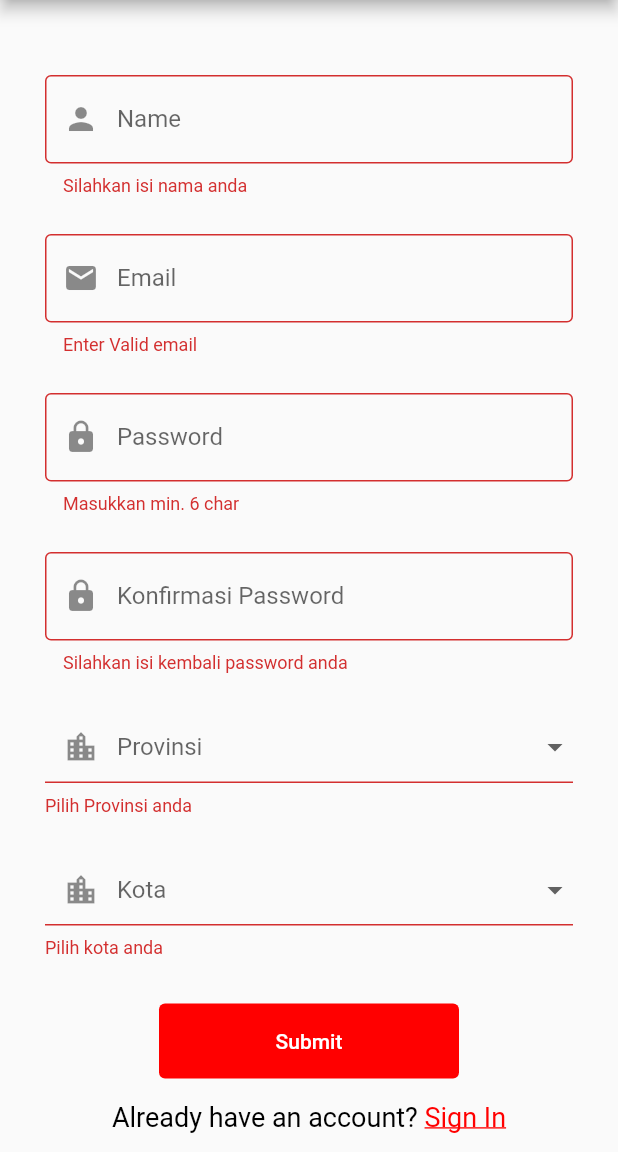
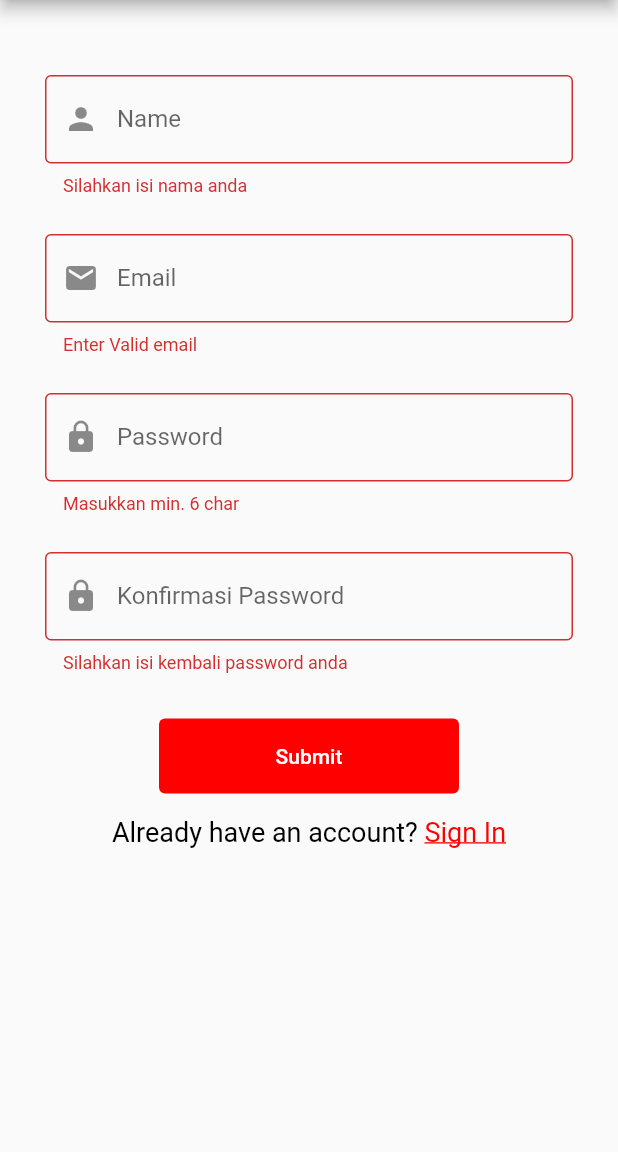
Before and after one commit to KaoriAnimu/Level-3-Project-FF, a Flutter app: the register screen opened directly with empty values, after a tap on "Submit", on a phone screen of 412 x 824 dp, the part 84-1236 px from its top. Run offline on Flutter 3.47's test engine with Material 2 defaults, Android fonts, the phone set to English and light mode, and no system bars; our stand-ins replace cloud_firestore, email_validator, file_picker, firebase_auth, firebase_core, firebase_storage and 3 more; accounts and stored records are empty.

Commit message:
Remove kota and prov

```diff
--- a/flutter_application_1/lib/SettingsPage/Informasi/informasiAkun.dart
+++ b/flutter_application_1/lib/SettingsPage/Informasi/informasiAkun.dart
@@ -65,26 +65,6 @@ class informasiAkun extends StatelessWidget {
                           padding: EdgeInsets.only(
                               left: 30.0, right: 30.0, top: 25, bottom: 0),
                           child: TextFormField(
-                            controller: controller.kotaEdit
-                              ..text = data['kota'],
-                            decoration: InputDecoration(
-                                border: OutlineInputBorder(),
-                                labelText: 'Kota',
-                                hintText: 'Masukkan Kota Anda',
-                                prefixIcon: Icon(Icons.location_city)),
-                            autovalidateMode:
-                                AutovalidateMode.onUserInteraction,
-                            validator: (value) {
-                              if (value == null || value.isEmpty) {
-                                return 'Silahkan isi Kota anda';
-                              }
-                            },
-                          ),
-                        ),
-                        Padding(
-                          padding: EdgeInsets.only(
-                              left: 30.0, right: 30.0, top: 25, bottom: 0),
-                          child: TextFormField(
                             controller: controller.email..text = user.email!,
                             keyboardType: TextInputType.multiline,
                             maxLines: null,
@@ -112,9 +92,9 @@ class informasiAkun extends StatelessWidget {
                               onPressed: () {
                                 if (_formkey.currentState!.validate()) {
                                   final datas = UserModel(
-                                      name: controller.namaEdit.text,
-                                      email: user.email!,
-                                      kota: controller.kotaEdit.text);
+                                    name: controller.namaEdit.text,
+                                    email: user.email!,
+                                  );
                                   registerController.instance
                                       .editPesan(datas, document.id);
                                 }
--- a/flutter_application_1/lib/controller/register_controller.dart
+++ b/flutter_application_1/lib/controller/register_controller.dart
@@ -8,12 +8,10 @@ class registerController extends GetxController {
 
   final email = TextEditingController();
   final nama = TextEditingController();
-  final kota = TextEditingController();
   final password = TextEditingController();
   final password2nd = TextEditingController();
 
   final namaEdit = TextEditingController();
-  final kotaEdit = TextEditingController();
 
   final userRepo = Get.put(UserRepository());
 
--- a/flutter_application_1/lib/model/user_model.dart
+++ b/flutter_application_1/lib/model/user_model.dart
@@ -2,12 +2,10 @@ class UserModel {
   final String? id;
   final String name;
   final String email;
-  final String kota;
 
-  const UserModel(
-      {this.id, required this.name, required this.email, required this.kota});
+  const UserModel({this.id, required this.name, required this.email});
 
   toJson() {
-    return {"nama": name, "email": email, "kota": kota};
+    return {"nama": name, "email": email};
   }
 }
--- a/flutter_application_1/lib/register.dart
+++ b/flutter_application_1/lib/register.dart
@@ -104,62 +104,6 @@ class _register extends State<register> {
                   ),
                 ),
                 Padding(
-                  padding: EdgeInsets.only(
-                      left: 30.0, right: 30.0, top: 25, bottom: 0),
-                  child: SizedBox(
-                    width: 600,
-                    child: DropdownButtonFormField<String>(
-                      hint: Text('Provinsi'),
-                      decoration: InputDecoration(
-                          enabledBorder: OutlineInputBorder(
-                            borderRadius: BorderRadius.circular(5),
-                          ),
-                          prefixIcon: Icon(Icons.location_city)),
-                      autofocus: false,
-                      items: prov
-                          .map((item) => DropdownMenuItem<String>(
-                                value: item,
-                                child: Text(item),
-                              ))
-                          .toList(),
-                      onChanged: (item) => setState(() => selectedItem = item),
-                      validator: (value) {
-                        if (value == null) {
-                          return 'Pilih Provinsi anda';
-                        }
-                      },
-                    ),
-                  ),
-                ),
-                Padding(
-                  padding: EdgeInsets.only(
-                      left: 30.0, right: 30.0, top: 25, bottom: 0),
-                  child: SizedBox(
-                    width: 600,
-                    child: DropdownButtonFormField<String>(
-                      hint: Text('Kota'),
-                      decoration: InputDecoration(
-                          enabledBorder: OutlineInputBorder(
-                            borderRadius: BorderRadius.circular(5),
-                          ),
-                          prefixIcon: Icon(Icons.location_city)),
-                      autofocus: false,
-                      items: item
-                          .map((item) => DropdownMenuItem<String>(
-                                value: item,
-                                child: Text(item),
-                              ))
-                          .toList(),
-                      onChanged: (item) => setState(() => selectedItem = item),
-                      validator: (value) {
-                        if (value == null) {
-                          return 'Pilih kota anda';
-                        }
-                      },
-                    ),
-                  ),
-                ),
-                Padding(
                   padding: EdgeInsets.only(left: 30.0, right: 30.0, top: 30.0),
                   child: SizedBox(
                     width: 200,
@@ -175,9 +119,9 @@ class _register extends State<register> {
                       onPressed: () {
                         if (_formkey.currentState!.validate()) {
                           final user = UserModel(
-                              name: controller.nama.text.trim(),
-                              email: controller.email.text.trim(),
-                              kota: 'Kota');
+                            name: controller.nama.text.trim(),
+                            email: controller.email.text.trim(),
+                          );
                           registerUser();
                           registerController.instance.createUser(user);
                           controller.nama.text = '';
```
